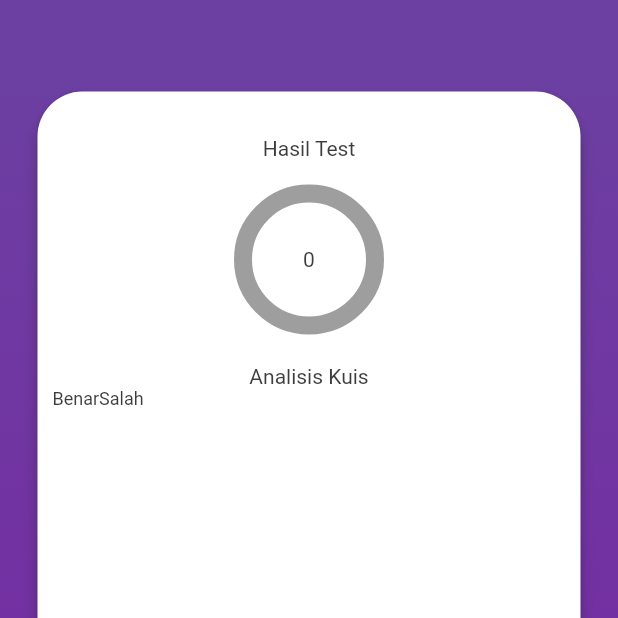
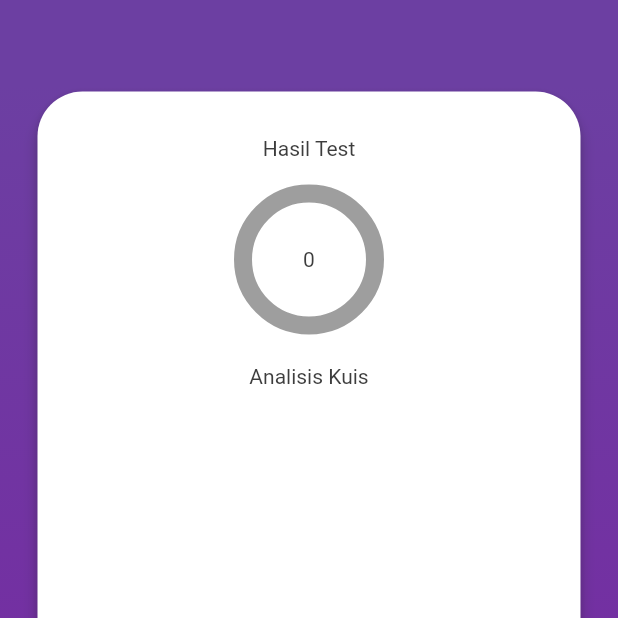
Before and after one commit to whywidodo/smartscout, a Flutter app: the Hasil screen opened directly, on a phone screen of 412 x 824 dp, the top half of it. Run offline on Flutter 3.47's test engine with Material 2 defaults, Android fonts, the phone set to English and light mode, and no system bars; drawn by our look-alikes of percent_indicator; our stand-ins replace audioplayers, curved_navigation_bar, fluttertoast.

```diff
--- a/lib/Layout/Game/Hasil.dart
+++ b/lib/Layout/Game/Hasil.dart
@@ -80,22 +80,6 @@ class _HasilState extends State<Hasil> {
                                         color: warnaHitam,
                                         fontSize: ukFormTulisanKecil),
                                   ),
-                                  Row(
-                                    children: [
-                                      Text(
-                                        "Benar",
-                                        style: TextStyle(
-                                            color: warnaHitam,
-                                            fontSize: ukIsiTulisanKecil),
-                                      ),
-                                      Text(
-                                        "Salah",
-                                        style: TextStyle(
-                                            color: warnaHitam,
-                                            fontSize: ukIsiTulisanKecil),
-                                      ),
-                                    ],
-                                  )
                                 ],
                               ),
                             )
```
